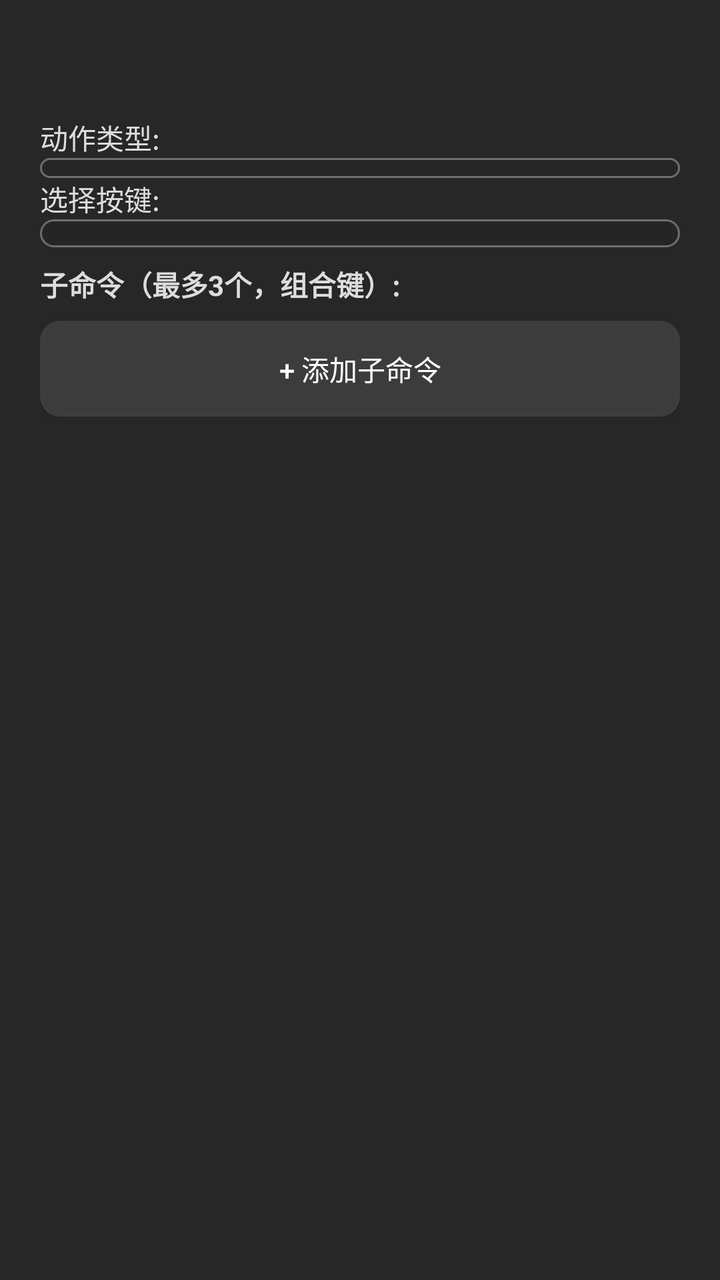
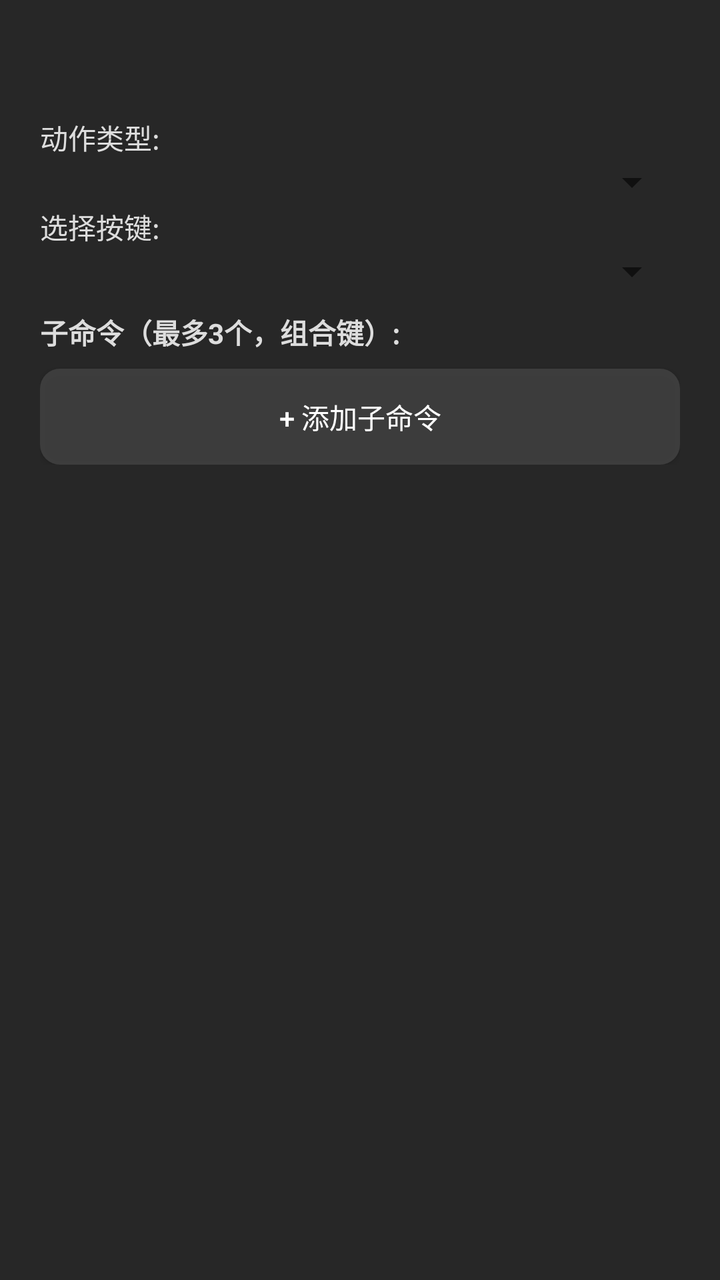

An Android layout rendered at two revisions. The XML below is the earlier revision; the diff shows what the commit changed to produce the second picture.
<!-- AndroidManifest.xml: application theme Theme.AppCompat.DayNight.DarkActionBar -->
<!-- res/layout/dialog_mapping_edit.xml -->
<?xml version="1.0" encoding="utf-8"?>
<ScrollView xmlns:android="http://schemas.android.com/apk/res/android"
    android:layout_width="match_parent"
    android:layout_height="wrap_content"
    android:maxHeight="480dp"
    android:background="@drawable/bg_panel">

    <LinearLayout
        android:layout_width="match_parent"
        android:layout_height="wrap_content"
        android:orientation="vertical"
        android:padding="20dp">

        
        <TextView
            android:id="@+id/tv_button_name"
            android:layout_width="match_parent"
            android:layout_height="wrap_content"
            android:textSize="18sp"
            android:textStyle="bold"
            android:textColor="#FFFFFFFF"
            android:paddingBottom="14dp" />

        
        <TextView
            android:layout_width="match_parent"
            android:layout_height="wrap_content"
            android:text="动作类型:"
            android:textSize="14sp"
            android:textColor="#FFDDDDDD" />

        <Spinner
            android:id="@+id/spinner_action_type"
            android:layout_width="match_parent"
            android:layout_height="wrap_content"
            android:background="@drawable/bg_input"
            android:textColor="#FFFFFFFF"
            android:paddingHorizontal="10dp"
            android:paddingBottom="10dp" />

        
        <TextView
            android:id="@+id/tv_action_label"
            android:layout_width="match_parent"
            android:layout_height="wrap_content"
            android:text="选择按键:"
            android:textSize="14sp"
            android:textColor="#FFDDDDDD" />

        <Spinner
            android:id="@+id/spinner_action_value"
            android:layout_width="match_parent"
            android:layout_height="wrap_content"
            android:background="@drawable/bg_input"
            android:textColor="#FFFFFFFF"
            android:paddingHorizontal="10dp"
            android:paddingBottom="14dp" />

        
        
        <LinearLayout
            android:id="@+id/layout_sub_commands"
            android:layout_width="match_parent"
            android:layout_height="wrap_content"
            android:orientation="vertical">

            <TextView
                android:layout_width="match_parent"
                android:layout_height="wrap_content"
                android:text="子命令（最多3个，组合键）:"
                android:textStyle="bold"
                android:textColor="#FFDDDDDD"
                android:paddingTop="8dp"
                android:paddingBottom="8dp" />

            
            <LinearLayout
                android:id="@+id/layout_sub_command_list"
                android:layout_width="match_parent"
                android:layout_height="wrap_content"
                android:orientation="vertical" />

            
            <Button
                android:id="@+id/btn_add_sub_command"
                android:layout_width="match_parent"
                android:layout_height="wrap_content"
                android:text="+ 添加子命令"
                android:textColor="#FFFFFFFF"
                android:background="@drawable/bg_button" />
        </LinearLayout>

    </LinearLayout>
</ScrollView>
<!-- resources referenced by this layout -->
<resources>
  <!-- drawable bg_button (drawable) -->
  <?xml version="1.0" encoding="utf-8"?>
  <selector xmlns:android="http://schemas.android.com/apk/res/android">
      <item android:state_pressed="true">
          <shape>
              <solid android:color="#CC6E6E6E" />
              <corners android:radius="10dp" />
          </shape>
      </item>
      <item>
          <shape>
              <solid android:color="#CC444444" />
              <corners android:radius="10dp" />
          </shape>
      </item>
  </selector>
  <!-- drawable bg_input (drawable) -->
  <?xml version="1.0" encoding="utf-8"?>
  <shape xmlns:android="http://schemas.android.com/apk/res/android">
      <solid android:color="#33222222" />
      <stroke
          android:width="1dp"
          android:color="#55FFFFFF" />
      <corners android:radius="10dp" />
  </shape>
  <!-- drawable bg_panel (drawable) -->
  <?xml version="1.0" encoding="utf-8"?>
  <shape xmlns:android="http://schemas.android.com/apk/res/android">
      <solid android:color="#F21C1C1C" />
  </shape>
</resources>

<!-- the commit's change to res/layout/dialog_mapping_edit.xml (unified diff, before → after) -->
@@ -33,8 +33,6 @@
             android:id="@+id/spinner_action_type"
             android:layout_width="match_parent"
             android:layout_height="wrap_content"
-            android:background="@drawable/bg_input"
-            android:textColor="#FFFFFFFF"
             android:paddingHorizontal="10dp"
             android:paddingBottom="10dp" />
 
@@ -51,8 +49,6 @@
             android:id="@+id/spinner_action_value"
             android:layout_width="match_parent"
             android:layout_height="wrap_content"
-            android:background="@drawable/bg_input"
-            android:textColor="#FFFFFFFF"
             android:paddingHorizontal="10dp"
             android:paddingBottom="14dp" />
 
<!-- resource entries referenced after the edit -->
@@ -16,15 +16,6 @@
           </shape>
       </item>
   </selector>
-  <!-- drawable bg_input (drawable) -->
-  <?xml version="1.0" encoding="utf-8"?>
-  <shape xmlns:android="http://schemas.android.com/apk/res/android">
-      <solid android:color="#33222222" />
-      <stroke
-          android:width="1dp"
-          android:color="#55FFFFFF" />
-      <corners android:radius="10dp" />
-  </shape>
   <!-- drawable bg_panel (drawable) -->
   <?xml version="1.0" encoding="utf-8"?>
   <shape xmlns:android="http://schemas.android.com/apk/res/android">
